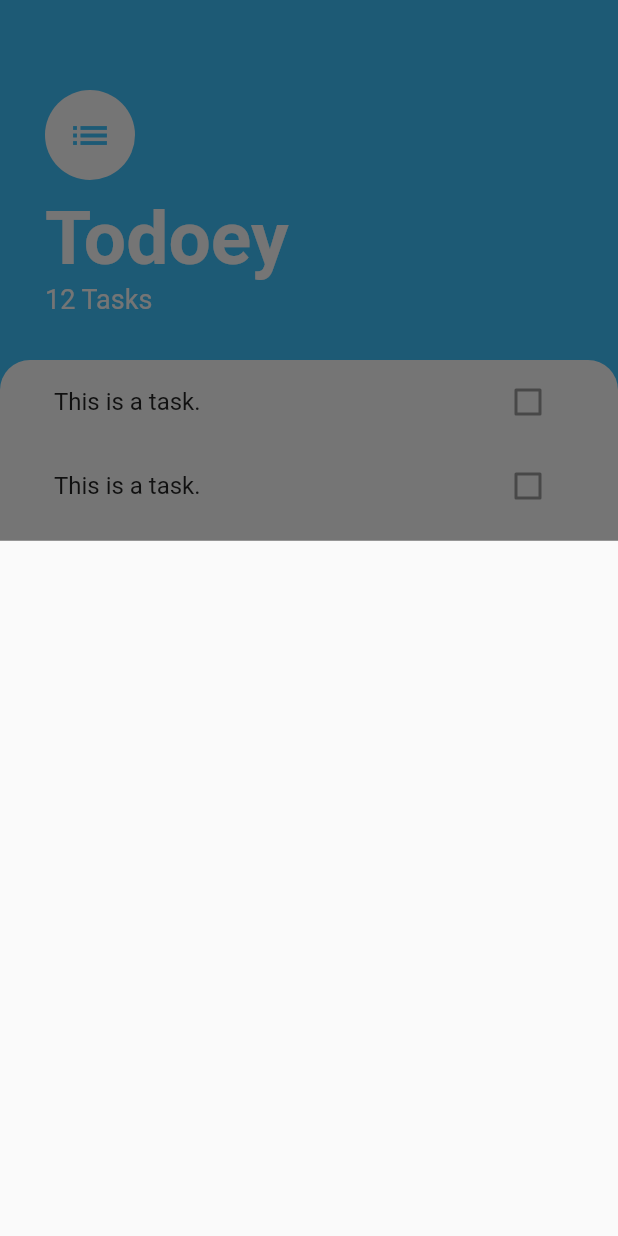
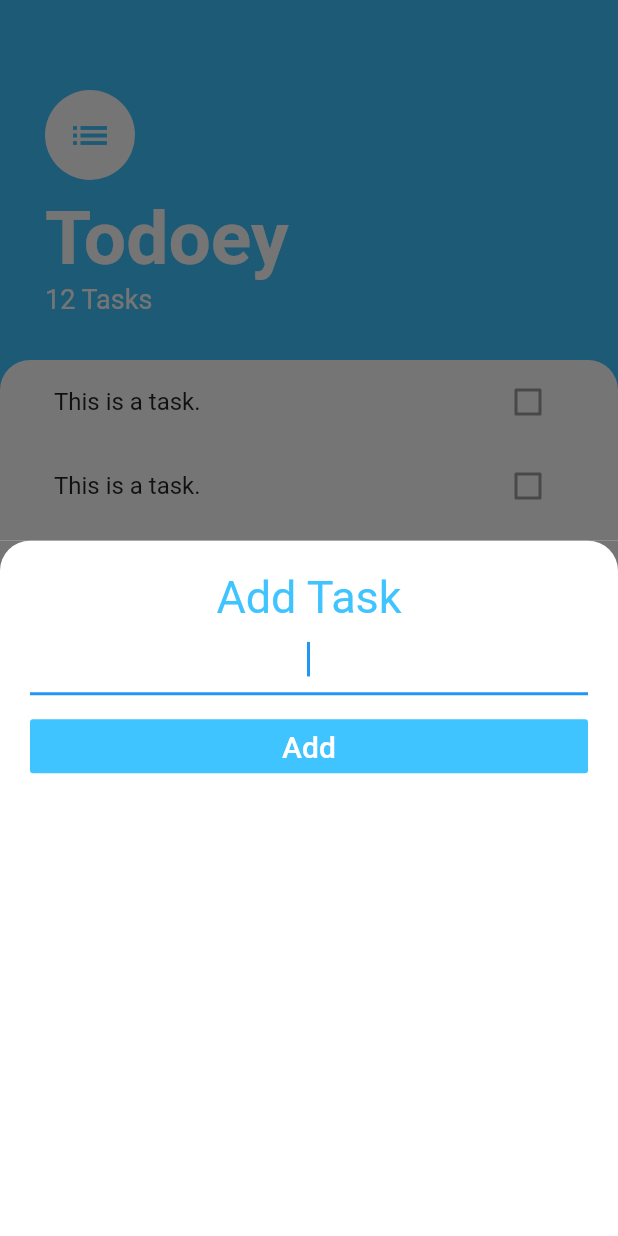
Before and after one commit to TsengYiYao/todoey_app, a Flutter app: the screen it shows after launch, after a tap on the "add" icon, on a phone screen of 412 x 824 dp. Run offline on Flutter 3.47's test engine with Material 2 defaults, Android fonts, the phone set to English and light mode, and no system bars.

Commit message:
185. The BottomSheet Widget [finished]

```diff
--- /dev/null
+++ b/lib/screens/add_task_screen.dart
@@ -0,0 +1,45 @@
+import 'package:flutter/cupertino.dart';
+import 'package:flutter/material.dart';
+
+class AddTaskScreen extends StatelessWidget {
+  @override
+  Widget build(BuildContext context) {
+    return Container(
+      color: Color.fromARGB(255, 117, 117, 117),
+      child: Container(
+        padding: EdgeInsets.only(left: 20.0, right: 20.0, top: 20.0),
+        decoration: BoxDecoration(
+          color: Colors.white,
+          borderRadius: BorderRadius.only(
+              topLeft: Radius.circular(20.0), topRight: Radius.circular(20.0)),
+        ),
+        child: Column(
+          crossAxisAlignment: CrossAxisAlignment.stretch,
+          children: <Widget>[
+            Text(
+              'Add Task',
+              textAlign: TextAlign.center,
+              style: TextStyle(color: Colors.lightBlueAccent, fontSize: 30),
+            ),
+            TextField(
+              autofocus: true,
+              textAlign: TextAlign.center,
+              style: TextStyle(fontSize: 20.0),
+            ),
+            SizedBox(
+              height: 10.0,
+            ),
+            FlatButton(
+              color: Colors.lightBlueAccent,
+              onPressed: () {},
+              child: Text(
+                'Add',
+                style: TextStyle(color: Colors.white, fontSize: 20),
+              ),
+            )
+          ],
+        ),
+      ),
+    );
+  }
+}
--- a/lib/screens/tasks_screen.dart
+++ b/lib/screens/tasks_screen.dart
@@ -1,5 +1,6 @@
 import 'package:flutter/material.dart';
 import 'package:todoey_app/widgets/tasks_list.dart';
+import 'package:todoey_app/screens/add_task_screen.dart';
 
 class TasksScreen extends StatelessWidget {
   @override
@@ -10,7 +11,9 @@ class TasksScreen extends StatelessWidget {
         backgroundColor: Colors.lightBlueAccent,
         child: Icon(Icons.add),
         onPressed: () {
-          showModalBottomSheet(context: context, builder: (BuildContext context) => Container());
+          showModalBottomSheet(
+              context: context,
+              builder: (BuildContext context) => AddTaskScreen());
         },
       ),
       body: Column(
```
